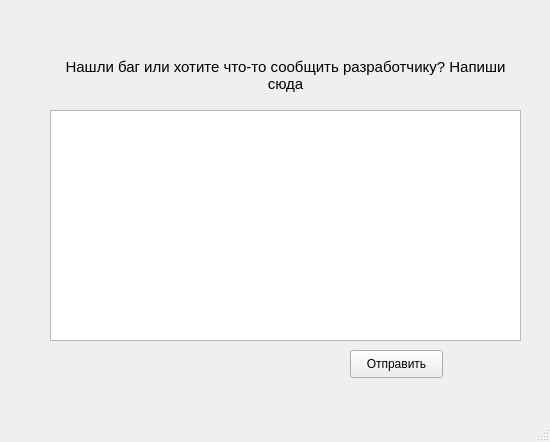
Qt form prototype/bug.ui (DmitryKopcheny/Kursach) before a commit.
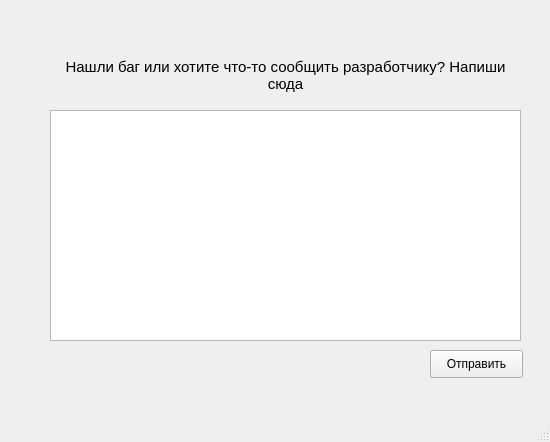
The same form after that commit. Icons and pictures are not drawn.

```diff
--- a/prototype/bug.ui
+++ b/prototype/bug.ui
@@ -76,7 +76,7 @@
    <widget class="QPushButton" name="pushButton">
     <property name="geometry">
      <rect>
-      <x>350</x>
+      <x>430</x>
       <y>350</y>
       <width>93</width>
       <height>28</height>
```
